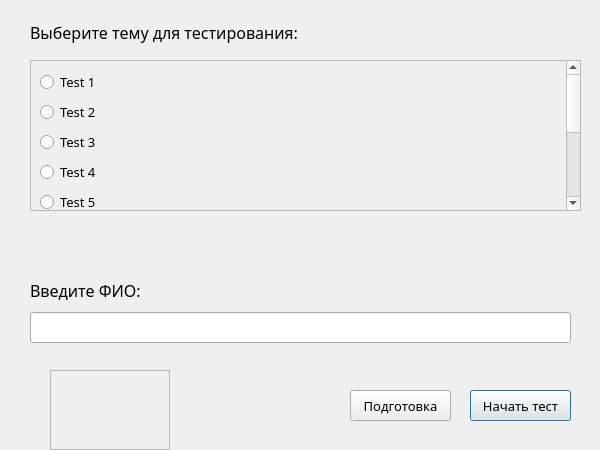
Old version of the form gui/WelcomeWindow.ui in the repository jeka-tech/sibTest.
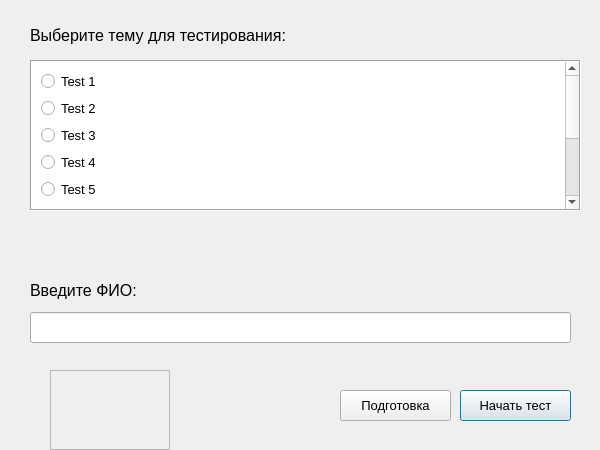
New version of the form.

```diff
--- a/gui/WelcomeWindow.ui
+++ b/gui/WelcomeWindow.ui
@@ -18,7 +18,7 @@
   </property>
   <property name="maximumSize">
    <size>
-    <width>600</width>
+    <width>604</width>
     <height>450</height>
    </size>
   </property>
@@ -33,15 +33,15 @@
   <widget class="QPushButton" name="pushButton">
    <property name="geometry">
     <rect>
-     <x>470</x>
+     <x>460</x>
      <y>390</y>
-     <width>101</width>
+     <width>111</width>
      <height>31</height>
     </rect>
    </property>
    <property name="font">
     <font>
-     <family>GOST Type AU</family>
+     <family>Segoe UI</family>
      <pointsize>10</pointsize>
     </font>
    </property>
@@ -52,15 +52,15 @@
   <widget class="QPushButton" name="pushButton_2">
    <property name="geometry">
     <rect>
-     <x>350</x>
+     <x>340</x>
      <y>390</y>
-     <width>101</width>
+     <width>111</width>
      <height>31</height>
     </rect>
    </property>
    <property name="font">
     <font>
-     <family>GOST Type AU</family>
+     <family>Segoe UI</family>
      <pointsize>10</pointsize>
     </font>
    </property>
@@ -72,14 +72,14 @@
    <property name="geometry">
     <rect>
      <x>30</x>
-     <y>280</y>
+     <y>270</y>
      <width>251</width>
-     <height>21</height>
+     <height>41</height>
     </rect>
    </property>
    <property name="font">
     <font>
-     <family>GOST Type AU</family>
+     <family>Segoe UI</family>
      <pointsize>12</pointsize>
     </font>
    </property>
@@ -98,7 +98,7 @@
    </property>
    <property name="font">
     <font>
-     <family>GOST Type AU</family>
+     <family>Segoe UI</family>
      <pointsize>12</pointsize>
     </font>
    </property>
@@ -127,13 +127,13 @@
     <rect>
      <x>30</x>
      <y>20</y>
-     <width>275</width>
-     <height>25</height>
+     <width>441</width>
+     <height>31</height>
     </rect>
    </property>
    <property name="font">
     <font>
-     <family>GOST Type AU</family>
+     <family>Segoe UI</family>
      <pointsize>12</pointsize>
     </font>
    </property>
@@ -150,6 +150,18 @@
      <height>151</height>
     </rect>
    </property>
+   <property name="styleSheet">
+    <string notr="true"/>
+   </property>
+   <property name="frameShape">
+    <enum>QFrame::Box</enum>
+   </property>
+   <property name="frameShadow">
+    <enum>QFrame::Sunken</enum>
+   </property>
+   <property name="lineWidth">
+    <number>1</number>
+   </property>
    <property name="widgetResizable">
     <bool>true</bool>
    </property>
@@ -158,16 +170,23 @@
      <rect>
       <x>0</x>
       <y>0</y>
-      <width>526</width>
-      <height>336</height>
+      <width>524</width>
+      <height>386</height>
      </rect>
     </property>
+    <property name="autoFillBackground">
+     <bool>false</bool>
+    </property>
+    <property name="styleSheet">
+     <string notr="true">background-color: rgb(255, 255, 255);
+</string>
+    </property>
     <layout class="QVBoxLayout" name="verticalLayout">
      <item>
       <widget class="QRadioButton" name="radioButton">
        <property name="font">
         <font>
-         <family>GOST Type AU</family>
+         <family>Segoe UI</family>
          <pointsize>10</pointsize>
         </font>
        </property>
@@ -180,7 +199,7 @@
       <widget class="QRadioButton" name="radioButton_2">
        <property name="font">
         <font>
-         <family>GOST Type AU</family>
+         <family>Segoe UI</family>
          <pointsize>10</pointsize>
         </font>
        </property>
@@ -193,7 +212,7 @@
       <widget class="QRadioButton" name="radioButton_3">
        <property name="font">
         <font>
-         <family>GOST Type AU</family>
+         <family>Segoe UI</family>
          <pointsize>10</pointsize>
         </font>
        </property>
@@ -206,7 +225,7 @@
       <widget class="QRadioButton" name="radioButton_4">
        <property name="font">
         <font>
-         <family>GOST Type AU</family>
+         <family>Segoe UI</family>
          <pointsize>10</pointsize>
         </font>
        </property>
@@ -219,7 +238,7 @@
       <widget class="QRadioButton" name="radioButton_5">
        <property name="font">
         <font>
-         <family>GOST Type AU</family>
+         <family>Segoe UI</family>
          <pointsize>10</pointsize>
         </font>
        </property>
@@ -232,7 +251,7 @@
       <widget class="QRadioButton" name="radioButton_6">
        <property name="font">
         <font>
-         <family>GOST Type AU</family>
+         <family>Segoe UI</family>
          <pointsize>10</pointsize>
         </font>
        </property>
@@ -245,7 +264,7 @@
       <widget class="QRadioButton" name="radioButton_7">
        <property name="font">
         <font>
-         <family>GOST Type AU</family>
+         <family>Segoe UI</family>
          <pointsize>10</pointsize>
         </font>
        </property>
@@ -258,7 +277,7 @@
       <widget class="QRadioButton" name="radioButton_8">
        <property name="font">
         <font>
-         <family>GOST Type AU</family>
+         <family>Segoe UI</family>
          <pointsize>10</pointsize>
         </font>
        </property>
@@ -271,7 +290,7 @@
       <widget class="QRadioButton" name="radioButton_9">
        <property name="font">
         <font>
-         <family>GOST Type AU</family>
+         <family>Segoe UI</family>
          <pointsize>10</pointsize>
         </font>
        </property>
@@ -284,7 +303,7 @@
       <widget class="QRadioButton" name="radioButton_10">
        <property name="font">
         <font>
-         <family>GOST Type AU</family>
+         <family>Segoe UI</family>
          <pointsize>10</pointsize>
         </font>
        </property>
```
